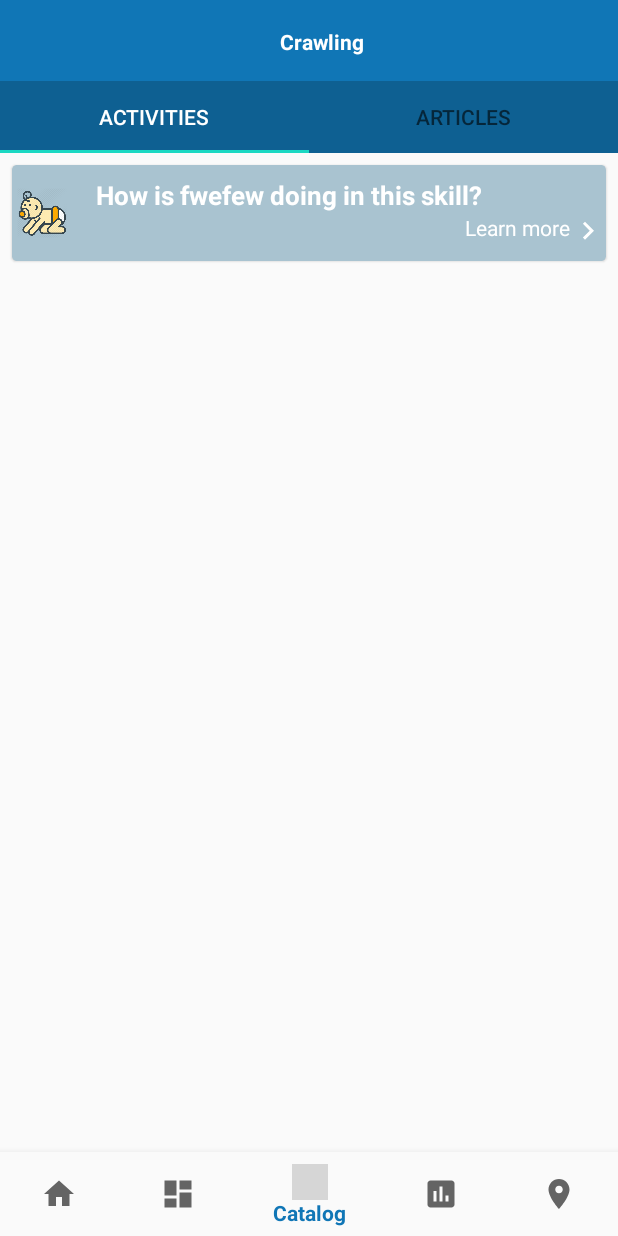
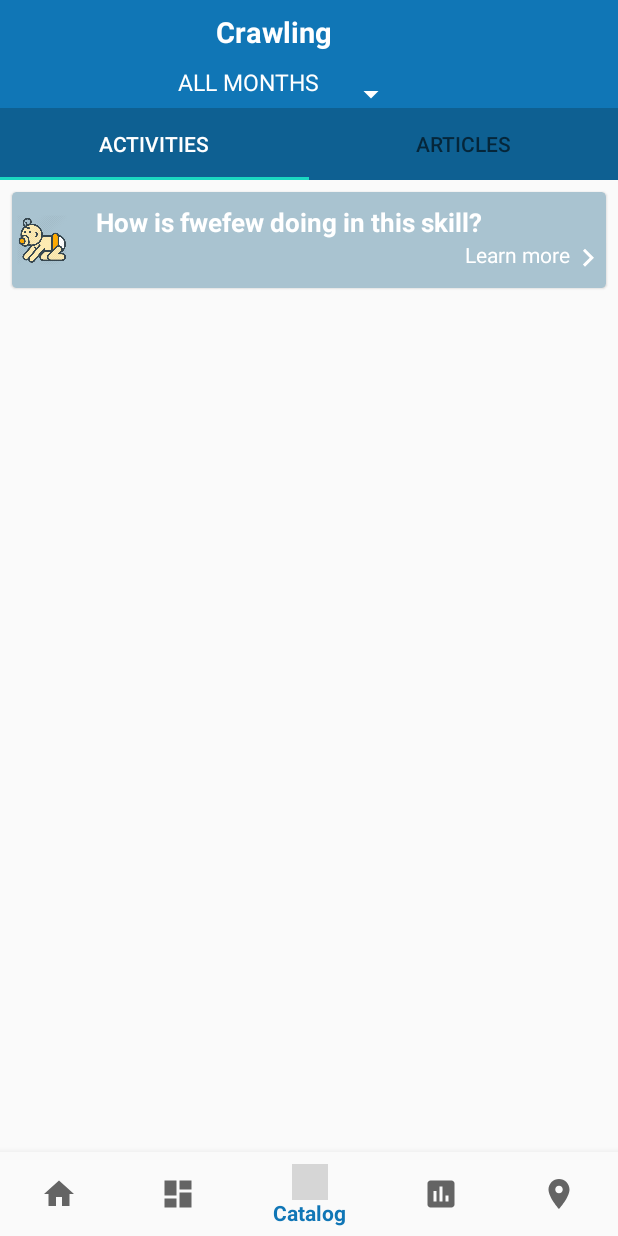
Before and after one commit to crismaver1993/kinedu, an Android app: the screen it shows after launch (MainActivity), on a phone screen of 412 x 824 dp. Run offline under Robolectric (Android 15) with nearby library versions, the phone set to English and light mode, and no system bars; our stand-ins replace navigation-ui; pictures from the network do not load; 2 statements that could not run were skipped; grey boxes are pictures that could not be loaded.

Commit message:
feature:  Se modifican layouts

```diff
--- a/app/src/main/res/layout/activity_main.xml
+++ b/app/src/main/res/layout/activity_main.xml
@@ -5,42 +5,8 @@
     android:layout_width="match_parent"
     android:layout_height="match_parent">
 
-    <com.google.android.material.appbar.AppBarLayout
-        android:id="@+id/appBarLayout"
-        android:layout_width="match_parent"
-        android:layout_height="wrap_content"
-        app:elevation="0dp"
-        android:theme="@style/ThemeOverlay.AppCompat.Dark.ActionBar"
-        app:layout_constraintEnd_toEndOf="parent"
-        app:layout_constraintStart_toStartOf="parent"
-        app:layout_constraintBottom_toTopOf="@id/nav_host_fragment">
-
-        <androidx.appcompat.widget.Toolbar
-            android:id="@+id/toolbar"
-            android:layout_width="match_parent"
-            android:layout_height="wrap_content"
-            android:background="?attr/colorPrimary"
-            app:layout_scrollFlags="scroll|enterAlways">
-
-            <LinearLayout
-                android:layout_width="match_parent"
-                android:layout_height="wrap_content"
-                android:orientation="vertical">
-
-                <TextView
-                    android:id="@+id/tv_title_catalogue"
-                    android:layout_width="match_parent"
-                    android:layout_height="wrap_content"
-                    android:layout_gravity="center"
-                    android:gravity="center"
-                    android:textStyle="bold"
-                    android:textColor="@color/colorWhite"
-                    android:text="Crawling" />
-
-
-            </LinearLayout>
-        </androidx.appcompat.widget.Toolbar>
-    </com.google.android.material.appbar.AppBarLayout>
+    <include  android:id="@+id/tb_main"
+        layout="@layout/toolbar"/>
 
     <com.google.android.material.bottomnavigation.BottomNavigationView
         android:id="@+id/nav_view"
@@ -60,8 +26,8 @@
         android:layout_width="match_parent"
         android:layout_height="match_parent"
         app:defaultNavHost="true"
-        android:layout_marginTop="54dp"
+        android:layout_marginTop="72dp"
         app:layout_constraintBottom_toTopOf="@+id/nav_view"
-        app:layout_constraintTop_toBottomOf="@+id/appBarLayout"
+        app:layout_constraintTop_toBottomOf="@id/tb_main"
         app:navGraph="@navigation/mobile_navigation" />
 </androidx.constraintlayout.widget.ConstraintLayout>
--- a/app/src/main/res/layout/fragment_activities.xml
+++ b/app/src/main/res/layout/fragment_activities.xml
@@ -5,6 +5,7 @@
     android:layout_width="match_parent"
     android:layout_height="match_parent"
     android:orientation="vertical">
+
 
     <androidx.cardview.widget.CardView
         android:id="@+id/cv_activities_info"
@@ -49,6 +50,7 @@
                     tools:ignore="RtlSymmetry" />
 
                     <TextView
+                        android:id="@+id/tv_activities_learn_more"
                         android:layout_width="wrap_content"
                         android:layout_height="wrap_content"
                         android:baselineAligned="false"
@@ -66,6 +68,6 @@
         android:id="@+id/rv_activities"
         android:layout_width="match_parent"
         android:layout_height="match_parent"
-        android:layout_marginBottom="120dp"
-        android:padding="3dp" />
+        android:layout_marginBottom="56dp"
+        android:padding="8dp" />
 </LinearLayout>
--- a/app/src/main/res/layout/fragment_exercise_home.xml
+++ b/app/src/main/res/layout/fragment_exercise_home.xml
@@ -1,43 +1,29 @@
 <?xml version="1.0" encoding="utf-8"?>
-<androidx.constraintlayout.widget.ConstraintLayout xmlns:android="http://schemas.android.com/apk/res/android"
+<LinearLayout xmlns:android="http://schemas.android.com/apk/res/android"
     xmlns:app="http://schemas.android.com/apk/res-auto"
     android:layout_width="match_parent"
-    android:layout_height="wrap_content">
-
-        <Spinner
-            android:id="@+id/sp_ages"
-            android:layout_width="match_parent"
     android:layout_height="wrap_content"
-            android:layout_gravity="center"
-            android:entries="@array/ages_list"
-            android:gravity="center|top"
-            android:background="@color/colorPrimary"
-            android:backgroundTint="@color/colorWhite"
-            android:textAlignment="center"
-
-            app:layout_constraintBottom_toTopOf="parent"
-            app:layout_constraintLeft_toLeftOf="parent"
-            app:layout_constraintRight_toRightOf="parent"/>
+    android:orientation="vertical">
 
     <com.google.android.material.tabs.TabLayout
         android:id="@+id/tabs"
         android:layout_width="match_parent"
         android:layout_height="wrap_content"
-            app:tabGravity="fill"
         android:background="@color/colorPrimaryDark"
         app:layout_constraintBottom_toTopOf="@+id/view_pager"
         app:layout_constraintLeft_toLeftOf="parent"
         app:layout_constraintRight_toRightOf="parent"
         app:layout_constraintTop_toBottomOf="@+id/sp_ages"
+        app:tabGravity="fill"
         app:tabMode="fixed" />
 
     <androidx.viewpager.widget.ViewPager
         android:id="@+id/view_pager"
         android:layout_width="match_parent"
         android:layout_height="wrap_content"
-            app:layout_constraintTop_toBottomOf="@id/tabs"
+        app:layout_behavior="@string/appbar_scrolling_view_behavior"
         app:layout_constraintLeft_toLeftOf="parent"
         app:layout_constraintRight_toRightOf="parent"
-            app:layout_behavior="@string/appbar_scrolling_view_behavior" />
+        app:layout_constraintTop_toBottomOf="@id/tabs" />
 
-</androidx.constraintlayout.widget.ConstraintLayout>
+</LinearLayout>
--- a/app/src/main/res/layout/fragment_notifications.xml
+++ b/app/src/main/res/layout/fragment_my_family.xml
@@ -5,7 +5,7 @@
     android:layout_height="match_parent">
 
     <TextView
-        android:id="@+id/text_notifications"
+        android:id="@+id/tv_my_family_info"
         android:layout_width="match_parent"
         android:layout_height="wrap_content"
         android:layout_marginStart="8dp"
--- a/app/src/main/res/layout/item_activity_info.xml
+++ b/app/src/main/res/layout/item_activity_info.xml
@@ -19,7 +19,7 @@
             android:layout_height="match_parent"
             android:orientation="horizontal">
 
-            <com.dot7.kinedu.util.SquareImageview
+            <com.dot7.kinedu.util.customview.SquareImageview
                 android:id="@+id/iv_item_activity_info"
                 android:layout_width="80dp"
                 android:layout_height="80dp"
--- /dev/null
+++ b/app/src/main/res/layout/toolbar.xml
@@ -0,0 +1,64 @@
+<?xml version="1.0" encoding="utf-8"?>
+<LinearLayout xmlns:android="http://schemas.android.com/apk/res/android"
+    xmlns:app="http://schemas.android.com/apk/res-auto"
+    xmlns:tools="http://schemas.android.com/tools"
+    android:layout_width="match_parent"
+    android:layout_height="match_parent"
+    android:orientation="vertical">
+
+    <com.google.android.material.appbar.AppBarLayout
+        android:id="@+id/appBarLayout"
+        android:layout_width="match_parent"
+        android:layout_height="wrap_content"
+        android:theme="@style/ThemeOverlay.AppCompat.Dark.ActionBar"
+        app:elevation="0dp"
+        android:layout_gravity="center"
+        android:gravity="center"
+        app:layout_constraintBottom_toTopOf="@id/nav_host_fragment"
+        app:layout_constraintEnd_toEndOf="parent"
+        app:layout_constraintStart_toStartOf="parent">
+
+        <androidx.appcompat.widget.Toolbar
+            android:id="@+id/toolbar"
+            android:layout_width="match_parent"
+            android:layout_height="wrap_content"
+            android:background="?attr/colorPrimary"
+            android:gravity="center"
+            app:contentInsetEnd="0dp"
+            app:contentInsetStart="0dp"
+            app:layout_scrollFlags="scroll|enterAlways">
+
+            <LinearLayout
+                android:layout_width="match_parent"
+                android:layout_height="wrap_content"
+                android:orientation="vertical">
+
+                <TextView
+                    android:id="@+id/tv_toolbar_title"
+                    android:layout_width="match_parent"
+                    android:layout_height="wrap_content"
+                    android:layout_gravity="center"
+                    android:gravity="center"
+                    android:textColor="@color/colorWhite"
+                    android:textSize="19sp"
+                    android:paddingTop="8dp"
+                    android:layout_marginEnd="24dp"
+                    android:textStyle="bold"
+                    tools:text="Crawling"
+                     />
+
+                <Spinner
+                    android:id="@+id/sp_ages"
+                    style="@style/AppTheme"
+                    android:layout_width="wrap_content"
+                    android:layout_height="match_parent"
+                    android:layout_gravity="center"
+                    android:backgroundTint="@color/colorWhite"
+                    android:entries="@array/ages_list"
+                    android:gravity="center"
+                    android:layout_marginEnd="16dp"
+                    android:paddingBottom="16dp" />
+            </LinearLayout>
+        </androidx.appcompat.widget.Toolbar>
+    </com.google.android.material.appbar.AppBarLayout>
+</LinearLayout>
```
Also changed, not shown: app/src/main/res/layout/fragment_articles.xml (+9 -12 lines), app/src/main/res/layout/item_article_info.xml (added, +46 -0 lines). Lines whose indentation alone changed are shown as unchanged.
